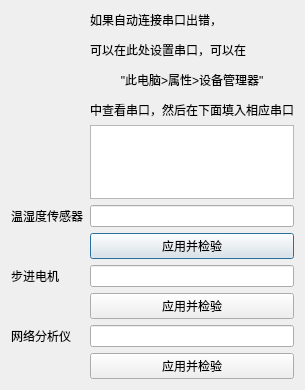
The window that PortSetting.ui (wei0852/field_distribution_measurement) describes before a commit, drawn with Qt 5.
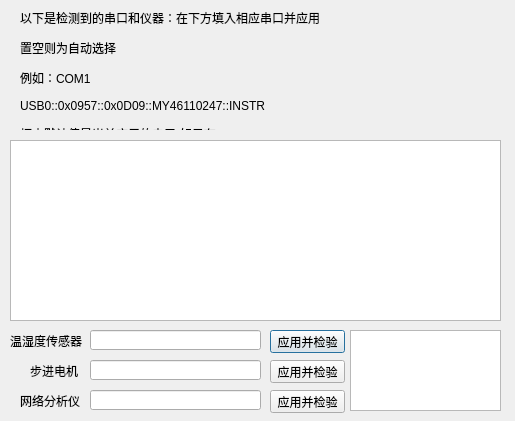
The same window after the commit.

The edit to the form file:
```diff
--- a/PortSetting.ui
+++ b/PortSetting.ui
@@ -6,76 +6,154 @@
    <rect>
     <x>0</x>
     <y>0</y>
-    <width>303</width>
-    <height>390</height>
+    <width>515</width>
+    <height>421</height>
    </rect>
   </property>
   <property name="windowTitle">
    <string>设置串口</string>
   </property>
-  <layout class="QFormLayout" name="formLayout">
-   <item row="1" column="1">
-    <widget class="QTextBrowser" name="textBrowser"/>
-   </item>
-   <item row="2" column="0">
+  <widget class="QTextBrowser" name="textBrowser">
+   <property name="geometry">
+    <rect>
+     <x>350</x>
+     <y>330</y>
+     <width>151</width>
+     <height>81</height>
+    </rect>
+   </property>
+  </widget>
     <widget class="QLabel" name="label">
+   <property name="geometry">
+    <rect>
+     <x>10</x>
+     <y>330</y>
+     <width>72</width>
+     <height>21</height>
+    </rect>
+   </property>
      <property name="text">
       <string>温湿度传感器</string>
      </property>
     </widget>
-   </item>
-   <item row="2" column="1">
-    <widget class="QLineEdit" name="com_senser"/>
-   </item>
-   <item row="3" column="1">
+  <widget class="QLineEdit" name="com_senser">
+   <property name="geometry">
+    <rect>
+     <x>90</x>
+     <y>330</y>
+     <width>171</width>
+     <height>20</height>
+    </rect>
+   </property>
+  </widget>
     <widget class="QPushButton" name="apply_sensor">
+   <property name="geometry">
+    <rect>
+     <x>270</x>
+     <y>330</y>
+     <width>75</width>
+     <height>23</height>
+    </rect>
+   </property>
      <property name="text">
       <string>应用并检验</string>
      </property>
     </widget>
-   </item>
-   <item row="4" column="0">
     <widget class="QLabel" name="label_2">
+   <property name="geometry">
+    <rect>
+     <x>30</x>
+     <y>360</y>
+     <width>48</width>
+     <height>21</height>
+    </rect>
+   </property>
      <property name="text">
       <string>步进电机</string>
      </property>
     </widget>
-   </item>
-   <item row="4" column="1">
-    <widget class="QLineEdit" name="com_motor"/>
-   </item>
-   <item row="5" column="1">
+  <widget class="QLineEdit" name="com_motor">
+   <property name="geometry">
+    <rect>
+     <x>90</x>
+     <y>360</y>
+     <width>171</width>
+     <height>20</height>
+    </rect>
+   </property>
+  </widget>
     <widget class="QPushButton" name="apply_motor">
+   <property name="geometry">
+    <rect>
+     <x>270</x>
+     <y>360</y>
+     <width>75</width>
+     <height>23</height>
+    </rect>
+   </property>
      <property name="text">
       <string>应用并检验</string>
      </property>
     </widget>
-   </item>
-   <item row="6" column="0">
     <widget class="QLabel" name="label_3">
+   <property name="geometry">
+    <rect>
+     <x>20</x>
+     <y>390</y>
+     <width>60</width>
+     <height>21</height>
+    </rect>
+   </property>
      <property name="text">
       <string>网络分析仪</string>
      </property>
     </widget>
-   </item>
-   <item row="6" column="1">
-    <widget class="QLineEdit" name="com_na"/>
-   </item>
-   <item row="7" column="1">
+  <widget class="QLineEdit" name="com_na">
+   <property name="geometry">
+    <rect>
+     <x>90</x>
+     <y>390</y>
+     <width>171</width>
+     <height>20</height>
+    </rect>
+   </property>
+  </widget>
     <widget class="QPushButton" name="apply_NA">
+   <property name="geometry">
+    <rect>
+     <x>270</x>
+     <y>390</y>
+     <width>75</width>
+     <height>23</height>
+    </rect>
+   </property>
      <property name="text">
       <string>应用并检验</string>
      </property>
     </widget>
-   </item>
-   <item row="0" column="1">
     <widget class="QLabel" name="label_4">
+   <property name="geometry">
+    <rect>
+     <x>20</x>
+     <y>9</y>
+     <width>401</width>
+     <height>121</height>
+    </rect>
+   </property>
      <property name="text">
-      <string>&lt;html&gt;&lt;head/&gt;&lt;body&gt;&lt;p&gt;如果自动连接串口出错，&lt;/p&gt;&lt;p&gt;可以在此处设置串口，可以在&lt;/p&gt;&lt;p align=&quot;center&quot;&gt;&amp;quot;此电脑&amp;gt;属性&amp;gt;设备管理器&amp;quot;&lt;/p&gt;&lt;p&gt;中查看串口，然后在下面填入相应串口&lt;/p&gt;&lt;/body&gt;&lt;/html&gt;</string>
-     </property>
-    </widget>
-   </item>
-  </layout>
+    <string>&lt;html&gt;&lt;head/&gt;&lt;body&gt;&lt;p&gt;以下是检测到的串口和仪器：在下方填入相应串口并应用&lt;/p&gt;&lt;p&gt;置空则为自动选择&lt;/p&gt;&lt;p&gt;例如：COM1&lt;/p&gt;&lt;p&gt;USB0::0x0957::0x0D09::MY46110247::INSTR&lt;/p&gt;&lt;p&gt;框内默认值是当前应用的串口(如果有) &lt;/p&gt;&lt;/body&gt;&lt;/html&gt;</string>
+   </property>
+  </widget>
+  <widget class="QTextBrowser" name="current_comports">
+   <property name="geometry">
+    <rect>
+     <x>10</x>
+     <y>140</y>
+     <width>491</width>
+     <height>181</height>
+    </rect>
+   </property>
+  </widget>
  </widget>
  <resources/>
  <connections/>
```
Lines whose indentation alone changed are shown as unchanged.
